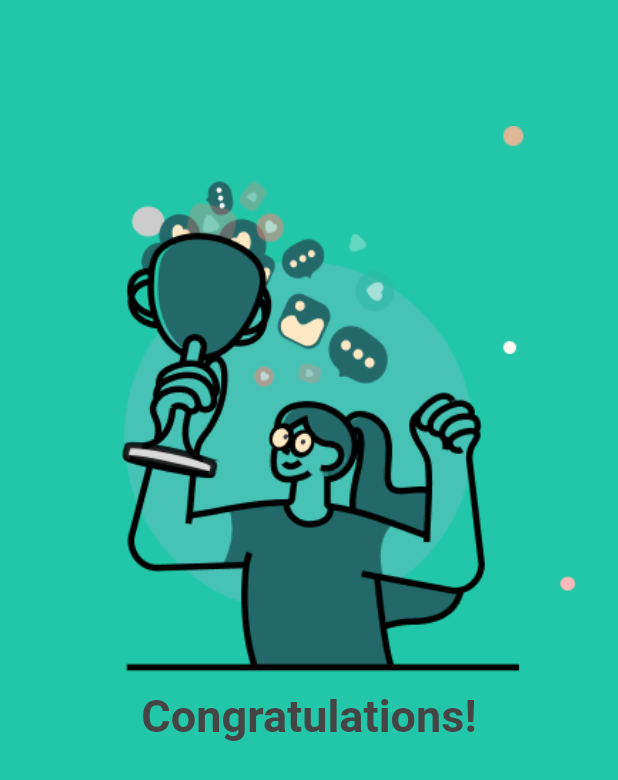
After one commit to Maks-Kyrychok/login-app-lecture-1, a Flutter app: the CongratulationsScreen screen opened directly, on a phone screen of 412 x 824 dp. The commit adds this screen. Shown: the top 780 px of the screen. Run offline on Flutter 3.47's test engine with Material 2 defaults, Android fonts, the phone set to English and light mode, and no system bars; our stand-ins replace shared_preferences; accounts and stored records are empty; Roboto replaces fonts that are missing (Poppins-ExtraBold).

```diff
--- /dev/null
+++ b/lib/screens/congratulations_screen.dart
@@ -0,0 +1,27 @@
+import 'package:flutter/material.dart';
+
+import '../resources/values/app_colors.dart';
+
+class CongratulationsScreen extends StatelessWidget {
+  const CongratulationsScreen({Key? key}) : super(key: key);
+
+  @override
+  Widget build(BuildContext context) {
+    return Scaffold(
+      backgroundColor: AppColors.primaryColorLight,
+      body: Column(
+        children: [
+          const Padding(
+            padding: EdgeInsets.fromLTRB(81, 84, 28, 12),
+            child:
+                Image(image: AssetImage('assets/images/congratulations_screen_img.png')),
+          ),
+          Text(
+            'Congratulations!',
+            style: Theme.of(context).textTheme.headline1,
+          )
+        ],
+      ),
+    );
+  }
+}
--- a/pubspec.yaml
+++ b/pubspec.yaml
@@ -29,6 +29,7 @@ environment:
 dependencies:
   flutter:
     sdk: flutter
+  shared_preferences: ^2.0.15
 
   # The following adds the Cupertino Icons font to your application.
   # Use with the CupertinoIcons class for iOS style icons.
```
Also changed, not shown: lib/screens/login_screen.dart (+51 -4 lines), assets/images/congratulations_screen_img.png (added), pubspec.lock, 1 other file.
